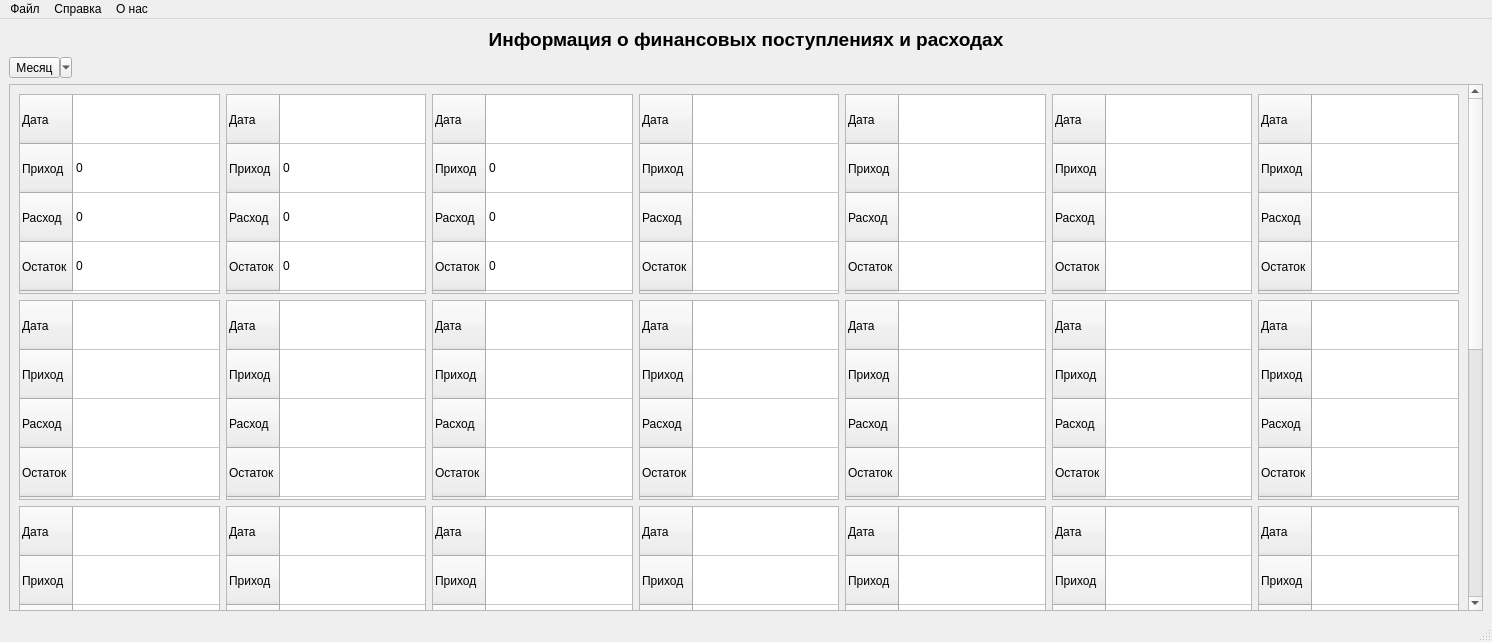
Qt form MainWindow.ui (VladimirOstr/FinancialAccounting) before a commit.
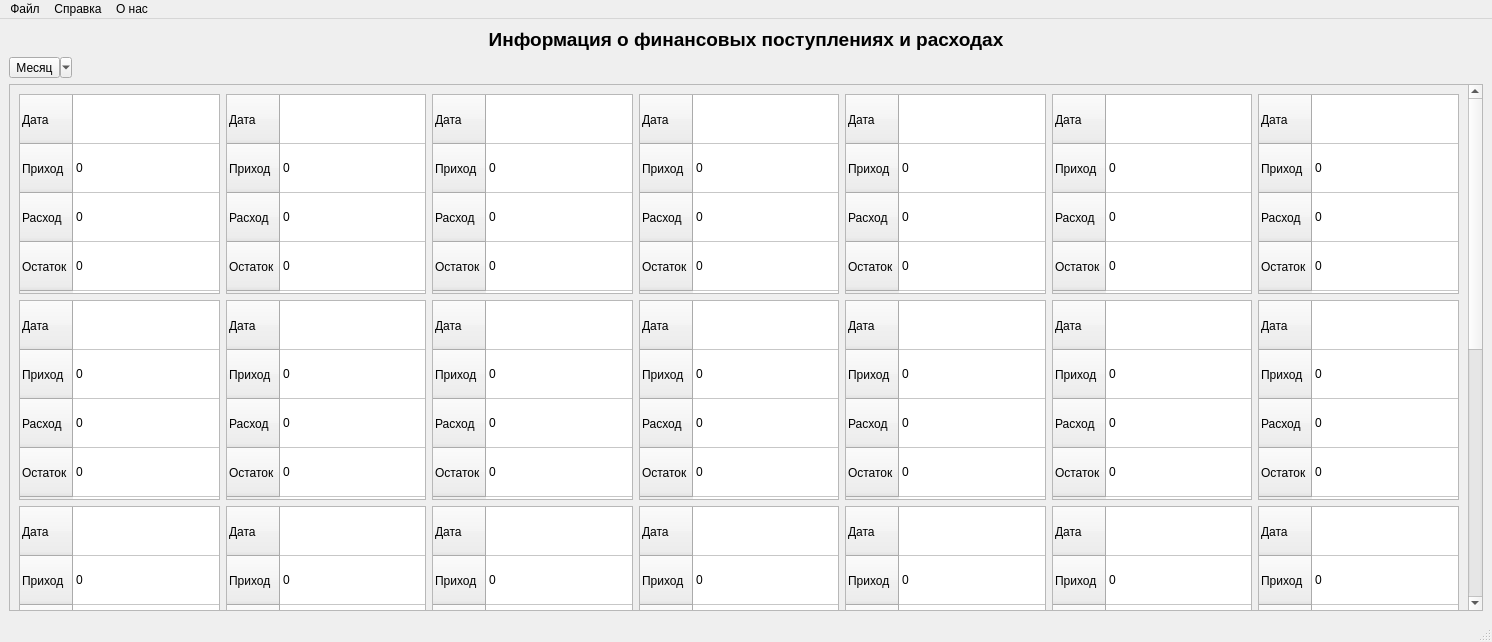
The same form after that commit.

Commit message: хотфикс по user interface

The edit to the form file:
```diff
--- a/MainWindow.ui
+++ b/MainWindow.ui
@@ -59,7 +59,7 @@
        <property name="geometry">
         <rect>
          <x>0</x>
-         <y>0</y>
+         <y>-618</y>
          <width>1492</width>
          <height>1085</height>
         </rect>
@@ -119,6 +119,21 @@
             <string/>
            </property>
           </column>
+          <item row="1" column="0">
+           <property name="text">
+            <string>0</string>
+           </property>
+          </item>
+          <item row="2" column="0">
+           <property name="text">
+            <string>0</string>
+           </property>
+          </item>
+          <item row="3" column="0">
+           <property name="text">
+            <string>0</string>
+           </property>
+          </item>
          </widget>
         </item>
         <item row="4" column="0">
@@ -201,6 +216,21 @@
             <string/>
            </property>
           </column>
+          <item row="1" column="0">
+           <property name="text">
+            <string>0</string>
+           </property>
+          </item>
+          <item row="2" column="0">
+           <property name="text">
+            <string>0</string>
+           </property>
+          </item>
+          <item row="3" column="0">
+           <property name="text">
+            <string>0</string>
+           </property>
+          </item>
          </widget>
         </item>
         <item row="0" column="6">
@@ -257,6 +287,21 @@
             <string/>
            </property>
           </column>
+          <item row="1" column="0">
+           <property name="text">
+            <string>0</string>
+           </property>
+          </item>
+          <item row="2" column="0">
+           <property name="text">
+            <string>0</string>
+           </property>
+          </item>
+          <item row="3" column="0">
+           <property name="text">
+            <string>0</string>
+           </property>
+          </item>
          </widget>
         </item>
         <item row="6" column="2">
@@ -326,6 +371,21 @@
             <string/>
            </property>
           </column>
+          <item row="1" column="0">
+           <property name="text">
+            <string>0</string>
+           </property>
+          </item>
+          <item row="2" column="0">
+           <property name="text">
+            <string>0</string>
+           </property>
+          </item>
+          <item row="3" column="0">
+           <property name="text">
+            <string>0</string>
+           </property>
+          </item>
          </widget>
         </item>
         <item row="2" column="9">
@@ -382,6 +442,21 @@
             <string/>
            </property>
           </column>
+          <item row="1" column="0">
+           <property name="text">
+            <string>0</string>
+           </property>
+          </item>
+          <item row="2" column="0">
+           <property name="text">
+            <string>0</string>
+           </property>
+          </item>
+          <item row="3" column="0">
+           <property name="text">
+            <string>0</string>
+           </property>
+          </item>
          </widget>
         </item>
         <item row="2" column="6">
@@ -438,6 +513,21 @@
             <string/>
            </property>
           </column>
+          <item row="1" column="0">
+           <property name="text">
+            <string>0</string>
+           </property>
+          </item>
+          <item row="2" column="0">
+           <property name="text">
+            <string>0</string>
+           </property>
+          </item>
+          <item row="3" column="0">
+           <property name="text">
+            <string>0</string>
+           </property>
+          </item>
          </widget>
         </item>
         <item row="10" column="4">
@@ -520,6 +610,21 @@
             <string/>
            </property>
           </column>
+          <item row="1" column="0">
+           <property name="text">
+            <string>0</string>
+           </property>
+          </item>
+          <item row="2" column="0">
+           <property name="text">
+            <string>0</string>
+           </property>
+          </item>
+          <item row="3" column="0">
+           <property name="text">
+            <string>0</string>
+           </property>
+          </item>
          </widget>
         </item>
         <item row="0" column="2">
@@ -673,6 +778,21 @@
             <string/>
            </property>
           </column>
+          <item row="1" column="0">
+           <property name="text">
+            <string>0</string>
+           </property>
+          </item>
+          <item row="2" column="0">
+           <property name="text">
+            <string>0</string>
+           </property>
+          </item>
+          <item row="3" column="0">
+           <property name="text">
+            <string>0</string>
+           </property>
+          </item>
          </widget>
         </item>
         <item row="2" column="2">
@@ -729,6 +849,21 @@
             <string/>
            </property>
           </column>
+          <item row="1" column="0">
+           <property name="text">
+            <string>0</string>
+           </property>
+          </item>
+          <item row="2" column="0">
+           <property name="text">
+            <string>0</string>
+           </property>
+          </item>
+          <item row="3" column="0">
+           <property name="text">
+            <string>0</string>
+           </property>
+          </item>
          </widget>
         </item>
         <item row="2" column="8">
@@ -785,6 +920,21 @@
             <string/>
            </property>
           </column>
+          <item row="1" column="0">
+           <property name="text">
+            <string>0</string>
+           </property>
+          </item>
+          <item row="2" column="0">
+           <property name="text">
+            <string>0</string>
+           </property>
+          </item>
+          <item row="3" column="0">
+           <property name="text">
+            <string>0</string>
+           </property>
+          </item>
          </widget>
         </item>
         <item row="0" column="4">
@@ -925,6 +1075,21 @@
             <string/>
            </property>
           </column>
+          <item row="1" column="0">
+           <property name="text">
+            <string>0</string>
+           </property>
+          </item>
+          <item row="2" column="0">
+           <property name="text">
+            <string>0</string>
+           </property>
+          </item>
+          <item row="3" column="0">
+           <property name="text">
+            <string>0</string>
+           </property>
+          </item>
          </widget>
         </item>
         <item row="0" column="3">
@@ -1103,6 +1268,21 @@
             <string/>
            </property>
           </column>
+          <item row="1" column="0">
+           <property name="text">
+            <string>0</string>
+           </property>
+          </item>
+          <item row="2" column="0">
+           <property name="text">
+            <string>0</string>
+           </property>
+          </item>
+          <item row="3" column="0">
+           <property name="text">
+            <string>0</string>
+           </property>
+          </item>
          </widget>
         </item>
         <item row="3" column="2">
@@ -1159,6 +1339,21 @@
             <string/>
            </property>
           </column>
+          <item row="1" column="0">
+           <property name="text">
+            <string>0</string>
+           </property>
+          </item>
+          <item row="2" column="0">
+           <property name="text">
+            <string>0</string>
+           </property>
+          </item>
+          <item row="3" column="0">
+           <property name="text">
+            <string>0</string>
+           </property>
+          </item>
          </widget>
         </item>
         <item row="3" column="4">
@@ -1215,6 +1410,21 @@
             <string/>
            </property>
           </column>
+          <item row="1" column="0">
+           <property name="text">
+            <string>0</string>
+           </property>
+          </item>
+          <item row="2" column="0">
+           <property name="text">
+            <string>0</string>
+           </property>
+          </item>
+          <item row="3" column="0">
+           <property name="text">
+            <string>0</string>
+           </property>
+          </item>
          </widget>
         </item>
         <item row="3" column="6">
@@ -1271,6 +1481,21 @@
             <string/>
            </property>
           </column>
+          <item row="1" column="0">
+           <property name="text">
+            <string>0</string>
+           </property>
+          </item>
+          <item row="2" column="0">
+           <property name="text">
+            <string>0</string>
+           </property>
+          </item>
+          <item row="3" column="0">
+           <property name="text">
+            <string>0</string>
+           </property>
+          </item>
          </widget>
         </item>
         <item row="3" column="8">
@@ -1327,6 +1552,21 @@
             <string/>
            </property>
           </column>
+          <item row="1" column="0">
+           <property name="text">
+            <string>0</string>
+           </property>
+          </item>
+          <item row="2" column="0">
+           <property name="text">
+            <string>0</string>
+           </property>
+          </item>
+          <item row="3" column="0">
+           <property name="text">
+            <string>0</string>
+           </property>
+          </item>
          </widget>
         </item>
         <item row="3" column="9">
@@ -1383,6 +1623,21 @@
             <string/>
            </property>
           </column>
+          <item row="1" column="0">
+           <property name="text">
+            <string>0</string>
+           </property>
+          </item>
+          <item row="2" column="0">
+           <property name="text">
+            <string>0</string>
+           </property>
+          </item>
+          <item row="3" column="0">
+           <property name="text">
+            <string>0</string>
+           </property>
+          </item>
          </widget>
         </item>
         <item row="3" column="10">
@@ -1433,6 +1688,21 @@
             <string/>
            </property>
           </column>
+          <item row="1" column="0">
+           <property name="text">
+            <string>0</string>
+           </property>
+          </item>
+          <item row="2" column="0">
+           <property name="text">
+            <string>0</string>
+           </property>
+          </item>
+          <item row="3" column="0">
+           <property name="text">
+            <string>0</string>
+           </property>
+          </item>
          </widget>
         </item>
         <item row="9" column="0">
```
Left out of the diff: 150 changed lines with no effect on the pictures.
